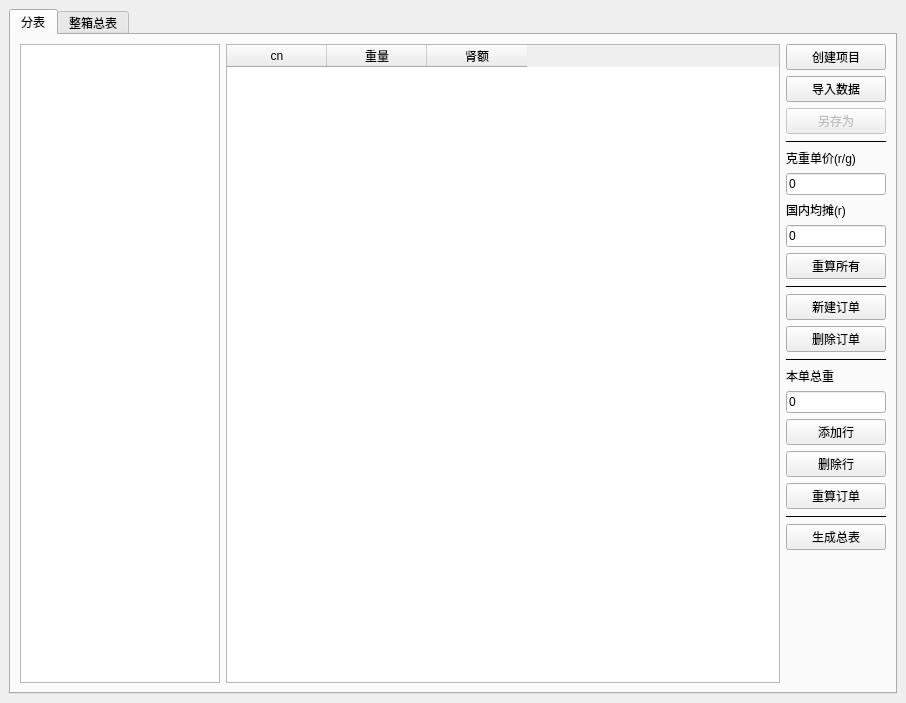
Before: the Qt Designer form Postage_Calculation.ui in Freeman-fan/YeXiaoTools, drawn with Qt 5.
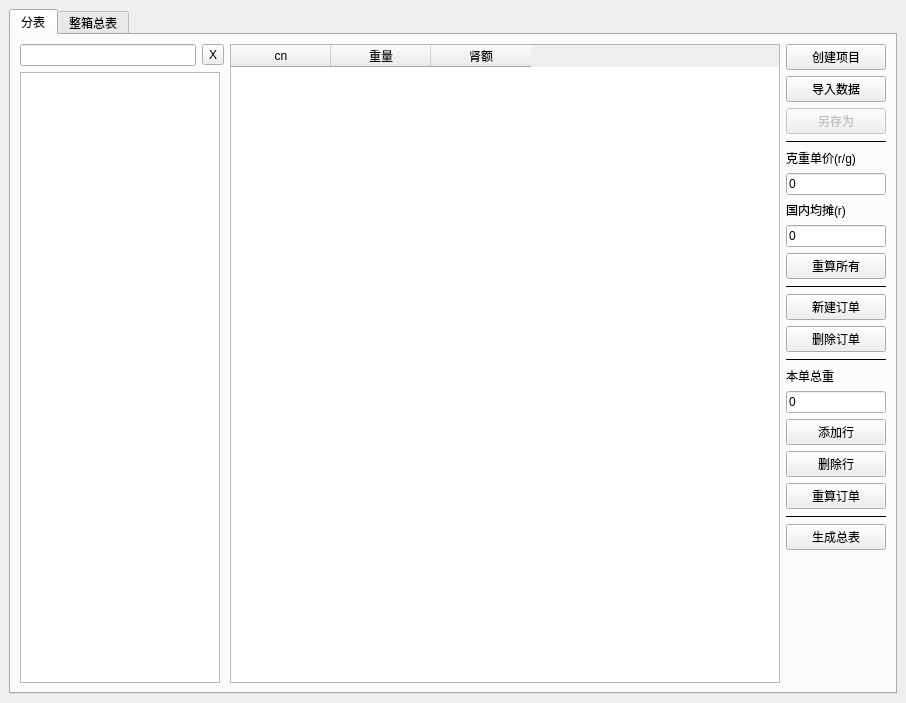
After: the same form once the commit is applied. The open tabs and pages were chosen to show the change.

Commit message: 新增搜素

```diff
--- a/Postage_Calculation.ui
+++ b/Postage_Calculation.ui
@@ -36,8 +36,24 @@
        <attribute name="title">
         <string>分表</string>
        </attribute>
+       <layout class="QHBoxLayout" name="horizontalLayout_3">
+        <item>
+         <layout class="QVBoxLayout" name="verticalLayout_4">
+          <item>
        <layout class="QHBoxLayout" name="horizontalLayout">
         <item>
+             <widget class="QLineEdit" name="edit_Search"/>
+            </item>
+            <item>
+             <widget class="QToolButton" name="btn_CleanSearch">
+              <property name="text">
+               <string>X</string>
+              </property>
+             </widget>
+            </item>
+           </layout>
+          </item>
+          <item>
          <widget class="QListWidget" name="list_mNum">
           <property name="minimumSize">
            <size>
@@ -52,6 +68,8 @@
            </size>
           </property>
          </widget>
+          </item>
+         </layout>
         </item>
         <item>
          <widget class="QTableWidget" name="tab_Details">
```
Left out of the diff: 2 changed lines with no effect on the pictures. Lines whose indentation alone changed are shown as unchanged. The commit also changes 2 other files.
